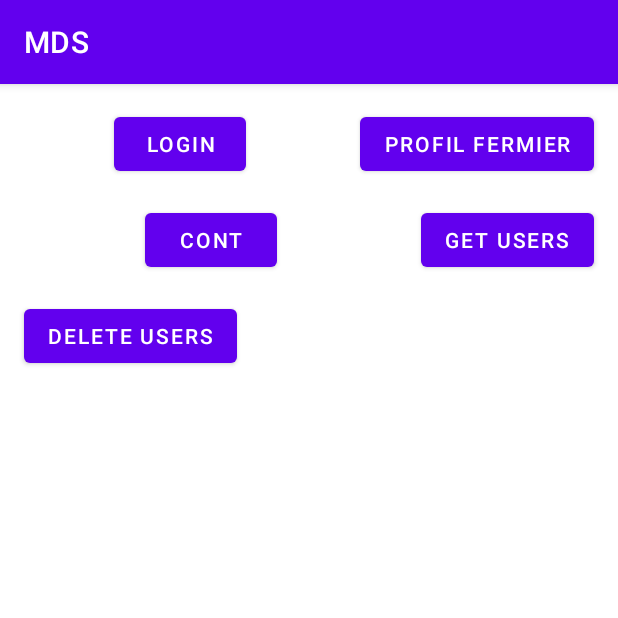
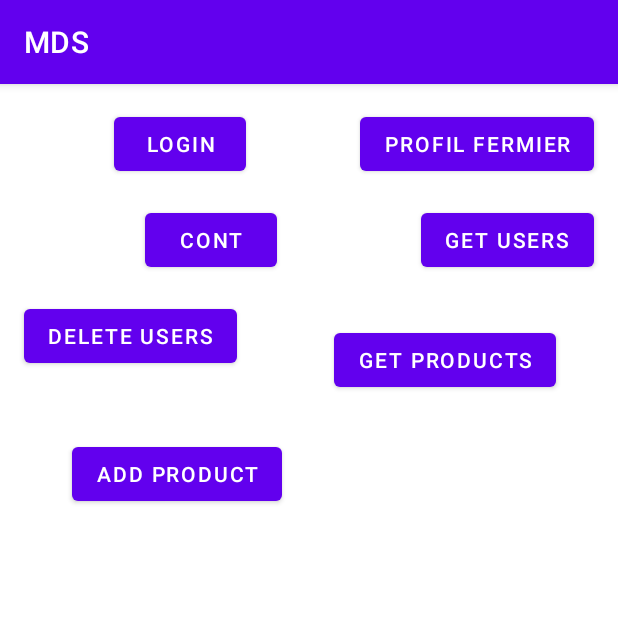
Before and after one commit to andreeamatei5810/Smart-Farmer, an Android app: the screen it shows after launch (MainActivity), on a phone screen of 412 x 824 dp, the top half of it. Run offline under Robolectric (Android 15) with nearby library versions, the phone set to English and light mode, and no system bars.

Commit message:
Adaugare produse in baza de date si modificare pagina main

```diff
--- a/app/src/main/res/layout/activity_main.xml
+++ b/app/src/main/res/layout/activity_main.xml
@@ -60,4 +60,25 @@
         app:layout_constraintStart_toStartOf="parent"
         app:layout_constraintTop_toBottomOf="@+id/buttonCont" />
 
+    <Button
+        android:id="@+id/products"
+        android:layout_width="wrap_content"
+        android:layout_height="wrap_content"
+        android:layout_marginTop="32dp"
+        android:text="Get products"
+        app:layout_constraintEnd_toEndOf="parent"
+        app:layout_constraintHorizontal_bias="0.613"
+        app:layout_constraintStart_toEndOf="@+id/buttonDelete"
+        app:layout_constraintTop_toBottomOf="@+id/buttonGetUsers" />
+
+    <Button
+        android:id="@+id/buttonProduct"
+        android:layout_width="wrap_content"
+        android:layout_height="wrap_content"
+        android:layout_marginStart="48dp"
+        android:layout_marginTop="44dp"
+        android:text="Add product"
+        app:layout_constraintStart_toStartOf="parent"
+        app:layout_constraintTop_toBottomOf="@+id/buttonDelete" />
+
 </androidx.constraintlayout.widget.ConstraintLayout>
```
Also changed, not shown: app/src/main/java/com/example/mds/DBHelper.java (+28 -1 lines), app/src/main/java/com/example/mds/MainActivity.java (+26 -1 lines).
